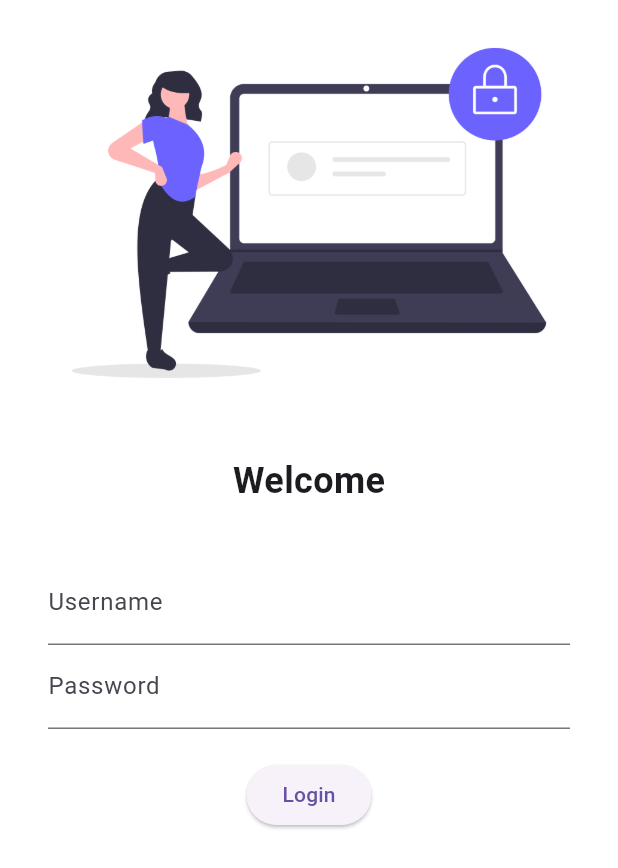
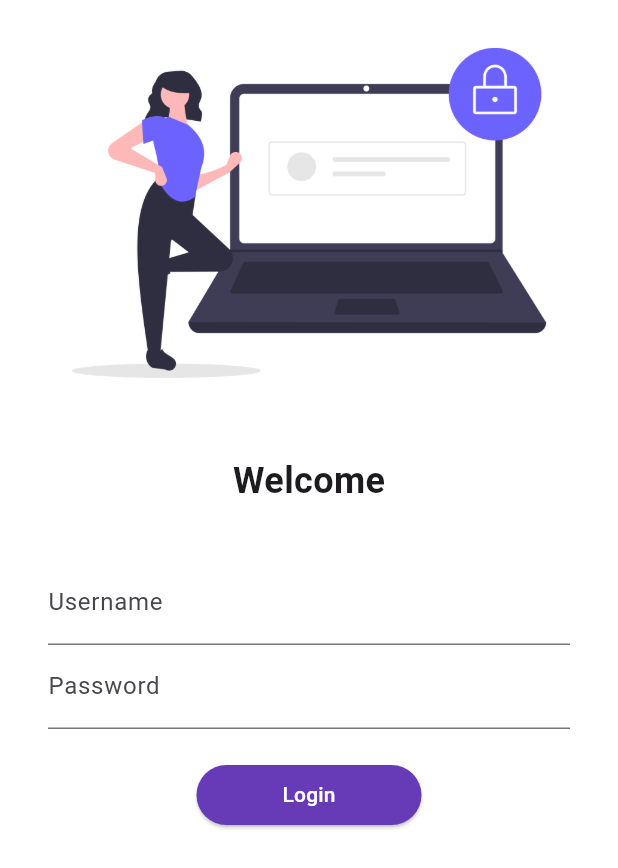
Before and after one commit to samay-shxrma/flutter_catalog, a Flutter app: the screen it shows after launch, on a phone screen of 412 x 824 dp. Shown: the top 868 px of the screen. Run offline on Flutter 3.47's test engine with Material 3 defaults, Android fonts, the phone set to English and light mode, and no system bars; our stand-ins replace google_fonts.

Commit message:
Day 5 Completed

```diff
--- a/lib/main.dart
+++ b/lib/main.dart
@@ -1,6 +1,7 @@
 import 'package:flutter/material.dart';
 import 'package:flutter_catalog/pages/home_page.dart';
 import 'package:flutter_catalog/pages/login_page.dart';
+import 'package:flutter_catalog/utils/routes.dart';
 import 'package:google_fonts/google_fonts.dart';
 
 
@@ -17,6 +18,7 @@ class MyApp extends StatelessWidget {
     String name = "Codepur";
 
     return MaterialApp(
+      debugShowCheckedModeBanner: false,
        // home:HomePage(),
         themeMode: ThemeMode.dark,
         theme: ThemeData(
@@ -30,8 +32,8 @@ class MyApp extends StatelessWidget {
         ),
         routes: {
             "/":(context) =>LoginPage(),
-            "/login":(context)=> LoginPage(),
-            "/home":(context)=> HomePage()
+           MyRoutes.homeRoute:(context)=>HomePage(),
+           MyRoutes.loginRoute:(context)=>LoginPage(),
         },
     );
   }
--- a/lib/pages/home_page.dart
+++ b/lib/pages/home_page.dart
@@ -9,8 +9,10 @@ class HomePage extends StatelessWidget {
     final String name = "Codepur";
     return Scaffold(
       appBar: AppBar(
-        title: Text("Catalog App",),centerTitle: true,
-        //backgroundColor: Colors.lightBlue,
+        backgroundColor: Colors.deepPurple,
+        title: Text("Catalog App",style: TextStyle(color: Colors.white),),centerTitle: true,
+        //backgroundColor: Colors.lightBlue, 92,51,172
+        iconTheme: IconThemeData(color: Colors.white),
       ),
             body: Center(
                 child: Container(
--- a/lib/pages/login_page.dart
+++ b/lib/pages/login_page.dart
@@ -1,4 +1,5 @@
 import 'package:flutter/material.dart';
+import 'package:flutter_catalog/utils/routes.dart';
 
 class LoginPage extends StatelessWidget {
   const LoginPage({super.key});
@@ -7,6 +8,7 @@ class LoginPage extends StatelessWidget {
   Widget build(BuildContext context) {
     return Material(
       color: Colors.white,
+      child: SingleChildScrollView(
         child: Column(
           children: [
             Image.asset(
@@ -48,16 +50,22 @@ class LoginPage extends StatelessWidget {
                   ),
                   ElevatedButton(
                     onPressed: () {
-                    print('Samay tumhara baap hai');
+                      Navigator.pushNamed(context, MyRoutes.homeRoute);
                     },
-                  child: Text('Login'),
-                  style: TextButton.styleFrom(),
+                    child: Text(
+                      'Login',
+                      style: TextStyle(color: Colors.white),
+                    ),
+                    style: TextButton.styleFrom(
+                        minimumSize: Size(150, 40),
+                        backgroundColor: Colors.deepPurple),
                   ),
                 ],
               ),
             )
           ],
         ),
+      ),
     );
   }
 }
--- /dev/null
+++ b/lib/utils/routes.dart
@@ -0,0 +1,4 @@
+class MyRoutes{
+  static String loginRoute = "/login";
+  static String homeRoute = "/home";
+}
```
Lines whose indentation alone changed are shown as unchanged.
